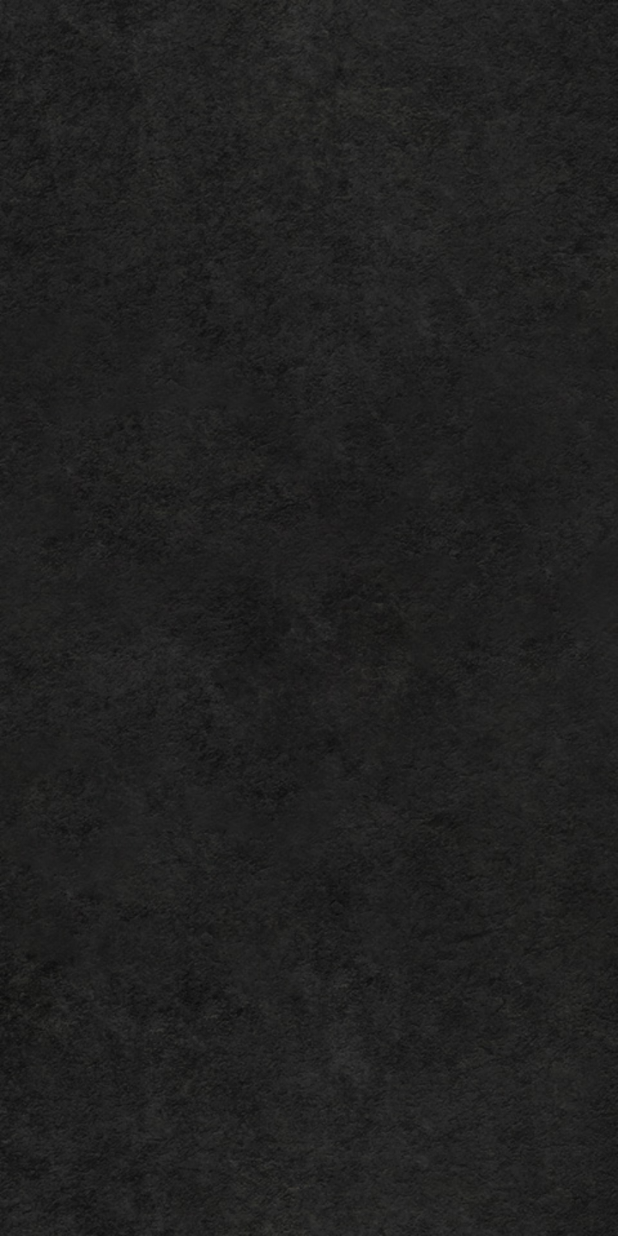
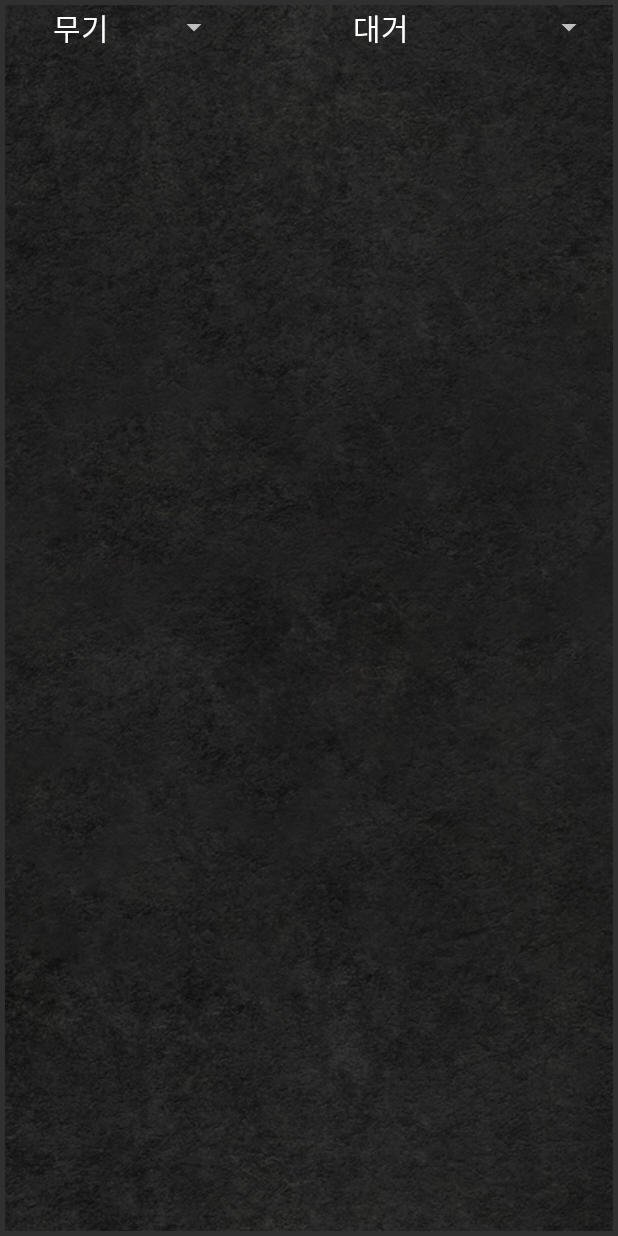
Before and after one commit to Yamsam2/d2db, an Android app: the MainActivity screen opened directly, with no data from a screen before it, on a phone screen of 412 x 824 dp. Run offline under Robolectric (Android 15) with nearby library versions, the phone set to English and light mode, and no system bars.

Commit message:
스피너 추가

```diff
--- a/app/src/main/java/com/example/d2db/MainActivity.java
+++ b/app/src/main/java/com/example/d2db/MainActivity.java
@@ -3,15 +3,88 @@ package com.example.d2db;
 import androidx.appcompat.app.AppCompatActivity;
 
 import android.os.Bundle;
+import android.view.View;
+import android.widget.AdapterView;
+import android.widget.ArrayAdapter;
+import android.widget.Spinner;
 
 public class MainActivity extends AppCompatActivity {
 
 
+    ArrayAdapter<String> adapter_items;
     @Override
     protected void onCreate(Bundle savedInstanceState) {
         super.onCreate(savedInstanceState);
         setContentView(R.layout.activity_main);
 
+        final String[] category = {
+                "무기", "방어구", "기타", "룬워드"
+        };
+
+        final String[] weapon = {
+                "대거","한손검","양손검","클럽","메이스","해머","한손도끼","양손도끼","스태프",
+                "원드","셉터","스피어","폴암","재벌린","보우","크로스보우","스로잉","클러","오브"
+        };
+
+        final String[] armour = {
+                "헬름","아머","쉴드","글러브","부츠","벨트","서클릿"
+        };
+
+        final String[] etc = {
+                "반지","목걸이","주얼","부적"
+        };
+
+        final String[] rune = {
+                "무기","방어구","룬정보"
+        };
+
+
+
+        Spinner spn_category = (Spinner) findViewById(R.id.spn_category);
+        Spinner spn_items = (Spinner) findViewById(R.id.spn_items);
+
+        ArrayAdapter<String> adapter_category;
+
+
+        adapter_category = new ArrayAdapter<String>(this, R.layout.spinner_style,category);
+        spn_category.setAdapter(adapter_category);
+
+
+        // 앞쪽 스피너를 눌렀을 때 뒤쪽 스피너의 항목이 바뀜
+        spn_category.setOnItemSelectedListener(new AdapterView.OnItemSelectedListener() {
+            @Override
+            public void onItemSelected(AdapterView<?> parent, View view, int position, long id) {
+                if (spn_category.getSelectedItem().equals("무기")){
+                    adapter_items = new ArrayAdapter<String>(MainActivity.this, R.layout.spinner_style,weapon);
+                    spn_items.setAdapter(adapter_items);
+                }
+                else if (spn_category.getSelectedItem().equals("방어구")){
+                    adapter_items = new ArrayAdapter<String>(MainActivity.this, R.layout.spinner_style,armour);
+                    spn_items.setAdapter(adapter_items);
+                }else if (spn_category.getSelectedItem().equals("기타")){
+                    adapter_items = new ArrayAdapter<String>(MainActivity.this, R.layout.spinner_style,etc);
+                    spn_items.setAdapter(adapter_items);
+                }
+                else if (spn_category.getSelectedItem().equals("룬워드")){
+                    adapter_items = new ArrayAdapter<String>(MainActivity.this, R.layout.spinner_style,rune);
+                    spn_items.setAdapter(adapter_items);
+                }
+
+
+            }
+
+            @Override
+            public void onNothingSelected(AdapterView<?> parent) {
+
+            }
+        });
+
+
+
+
+
+
+
 
     }
 }
--- a/app/src/main/res/layout/activity_main.xml
+++ b/app/src/main/res/layout/activity_main.xml
@@ -9,13 +9,30 @@
     <LinearLayout
         android:layout_width="match_parent"
         android:layout_height="match_parent"
+        android:layout_margin="3dp"
         android:background="@drawable/backmain">
-        <GridLayout
+
+        <LinearLayout
             android:layout_width="match_parent"
-            android:layout_height="wrap_content">
-        </GridLayout>
-<!--dddd-->
+            android:layout_height="wrap_content"
+            android:orientation="horizontal">
+
+            <Spinner
+                android:id="@+id/spn_category"
+                android:layout_width="150dp"
+                android:layout_height="30dp"
+                />
+
+            <Spinner
+                android:id="@+id/spn_items"
+                android:layout_width="250dp"
+                android:layout_height="30dp"
+                />
+
+
+        </LinearLayout>
 
     </LinearLayout>
 
+
 </LinearLayout>
--- /dev/null
+++ b/app/src/main/res/layout/spinner_style.xml
@@ -0,0 +1,11 @@
+<?xml version="1.0" encoding="utf-8"?>
+<TextView
+    xmlns:android="http://schemas.android.com/apk/res/android"
+    android:layout_width="match_parent"
+    android:layout_height="wrap_content"
+    android:paddingHorizontal="10dp"
+    android:textSize="20dp"
+    android:textColor="@color/white"
+    android:gravity="center">
+
+</TextView>
```
